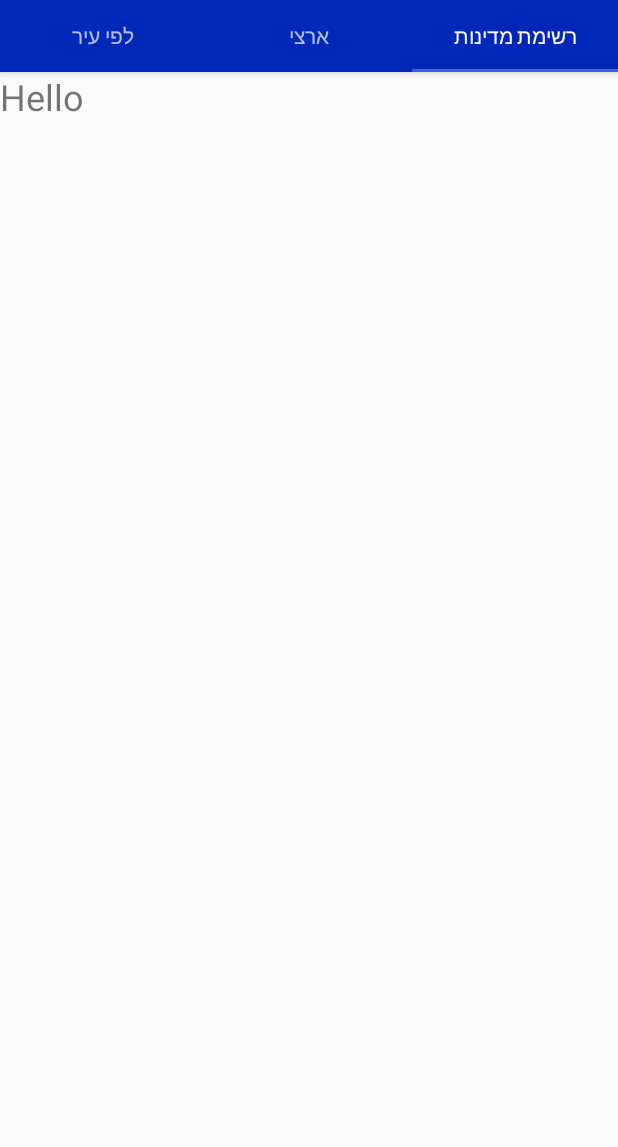
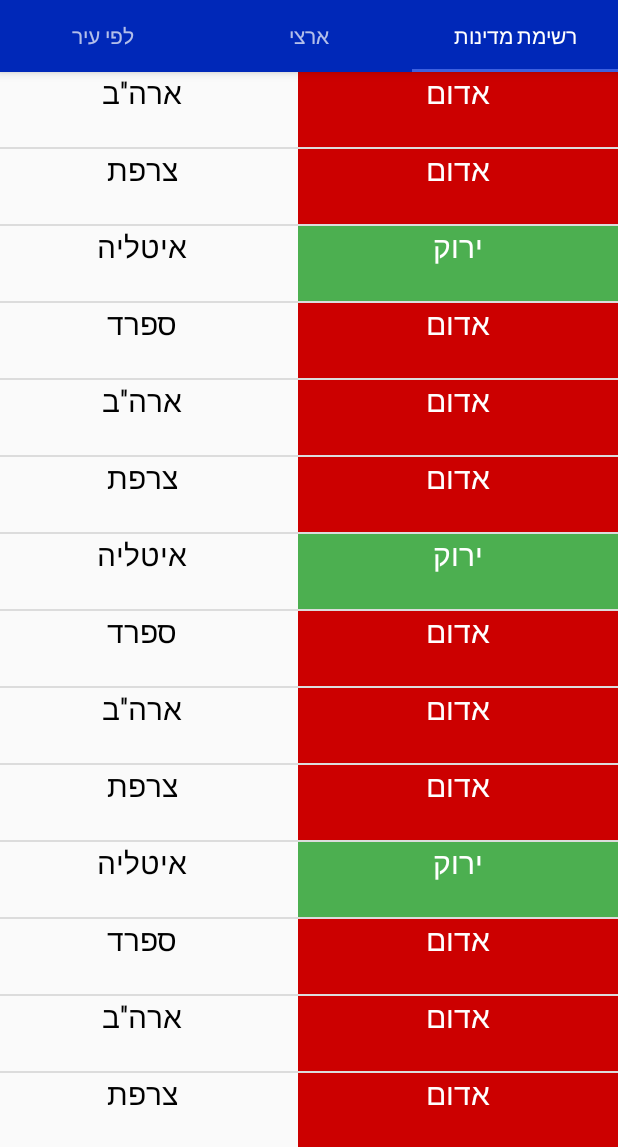
Before and after one commit to rubenrudov/Corona-stats-for-Israel, an Android app: the screen it shows after launch (MainActivity), tab 3 chosen, on a phone screen of 412 x 824 dp, the part 89-1236 px from its top. Run offline under Robolectric (Android 15) with nearby library versions, the phone set to English and light mode, and no system bars; our stand-ins replace Firebase (no records; nobody signed in at launch, a user with empty details on screens opened directly); 5 statements that could not run were skipped.

Commit message:
Add files via upload

```diff
--- a/src/main/java/com/coronacharts/appCurrentActivities/FragmentByCity.java
+++ b/src/main/java/com/coronacharts/appCurrentActivities/FragmentByCity.java
@@ -79,7 +79,7 @@ public class FragmentByCity extends Fragment {
                             String[] date = cityStats[0].getDate().split("-");
                             String format = date[2] + "/" + date[1] + "/" + date[0];
                             // Set stats in TextViews
-                            cityName.setText(cityStats[0].getCity_Name() + " נכון לתאריך: \n" + format);
+                            cityName.setText(cityStats[0].getCity_Name().replaceAll("שבט", "").replace("(", "").replace(")", "") + " נכון לתאריך: \n" + format);
                             vaccined.setText(cityStats[0].getCumulated_vaccinated());
                             verified.setText(cityStats[0].getCumulative_verified_cases());
                             recovered.setText(cityStats[0].getCumulated_recovered());
--- a/src/main/java/com/coronacharts/appCurrentActivities/FragmentRedCountries.java
+++ b/src/main/java/com/coronacharts/appCurrentActivities/FragmentRedCountries.java
@@ -4,6 +4,8 @@ import android.os.Bundle;
 
 import androidx.annotation.NonNull;
 import androidx.fragment.app.Fragment;
+import androidx.recyclerview.widget.DividerItemDecoration;
+import androidx.recyclerview.widget.LinearLayoutManager;
 import androidx.recyclerview.widget.RecyclerView;
 
 import android.util.Log;
@@ -16,16 +18,20 @@ import android.view.ViewGroup;
 import android.widget.Toast;
 
 import com.coronacharts.R;
+import com.coronacharts.handlers.CountriesAdapter;
+import com.coronacharts.models.Country;
 
 import java.util.ArrayList;
+import java.util.Objects;
 
 
 /**
  * Fragment for listing red and green countries with search and filter options.
  */
 public class FragmentRedCountries extends Fragment {
-    RecyclerView recyclerView;
-    // ArrayList<Object> countries;
+    private RecyclerView recyclerView;
+    private ArrayList<Country> countries;
+    private View view;
     public FragmentRedCountries() {
         // Required empty public constructor
     }
@@ -33,6 +39,35 @@ public class FragmentRedCountries extends Fragment {
     @Override
     public View onCreateView(LayoutInflater inflater, ViewGroup container,
                              Bundle savedInstanceState) {
-        return inflater.inflate(R.layout.fragment_red_countries, container, false);
+        view = inflater.inflate(R.layout.fragment_red_countries, container, false);
+        setElements();
+        return view;
+    }
+
+    private void setElements(){
+        recyclerView = view.findViewById(R.id.recyclerViewCountries);
+        // TODO: get countries by scraping the Excel file of red/green countries
+        countries = new ArrayList<>();
+        countries.add(new Country("ארה''ב", "אדום"));
+        countries.add(new Country("צרפת", "אדום"));
+        countries.add(new Country("איטליה", "ירוק"));
+        countries.add(new Country("ספרד", "אדום"));
+        countries.add(new Country("ארה''ב", "אדום"));
+        countries.add(new Country("צרפת", "אדום"));
+        countries.add(new Country("איטליה", "ירוק"));
+        countries.add(new Country("ספרד", "אדום"));
+        countries.add(new Country("ארה''ב", "אדום"));
+        countries.add(new Country("צרפת", "אדום"));
+        countries.add(new Country("איטליה", "ירוק"));
+        countries.add(new Country("ספרד", "אדום"));
+        countries.add(new Country("ארה''ב", "אדום"));
+        countries.add(new Country("צרפת", "אדום"));
+        countries.add(new Country("איטליה", "ירוק"));
+        countries.add(new Country("ספרד", "אדום"));
+        LinearLayoutManager linearLayoutManager = new LinearLayoutManager(getActivity());
+        recyclerView.setLayoutManager(linearLayoutManager);
+        DividerItemDecoration dividerItemDecoration = new DividerItemDecoration(recyclerView.getContext(), linearLayoutManager.getOrientation());
+        recyclerView.addItemDecoration(dividerItemDecoration);
+        recyclerView.setAdapter(new CountriesAdapter(getContext(), countries));
     }
 }
--- /dev/null
+++ b/src/main/java/com/coronacharts/handlers/CountriesAdapter.java
@@ -0,0 +1,60 @@
+package com.coronacharts.handlers;
+
+import android.content.Context;
+import android.view.LayoutInflater;
+import android.view.View;
+import android.view.ViewGroup;
+import android.widget.TextView;
+import androidx.annotation.NonNull;
+import androidx.recyclerview.widget.RecyclerView;
+import com.coronacharts.R;
+import com.coronacharts.models.Country;
+import java.util.ArrayList;
+
+public class CountriesAdapter extends RecyclerView.Adapter<CountriesAdapter.ViewHolder> {
+
+    private Context context;
+    private ArrayList<Country> countries;
+
+    public CountriesAdapter(Context context, ArrayList<Country> countries) {
+        this.context = context;
+        this.countries = countries;
+    }
+
+    @NonNull
+    @Override
+    public ViewHolder onCreateViewHolder(@NonNull ViewGroup parent, int viewType) {
+        if(viewType == 1){
+            return new CountriesAdapter.ViewHolder(LayoutInflater.from(context).inflate(R.layout.recycler_view_item_green, parent, false));
+        } else{
+            return new CountriesAdapter.ViewHolder(LayoutInflater.from(context).inflate(R.layout.recycler_view_item_red, parent, false));
+        }
+    }
+
+    @Override
+    public void onBindViewHolder(@NonNull ViewHolder viewHolder, int index) {
+        Country country = countries.get(index);
+        viewHolder.country.setText(country.getName());
+        viewHolder.statusOfCountry.setText(country.getStatus());
+    }
+
+    @Override
+    public int getItemCount() {
+        return countries.size();
+    }
+
+    @Override
+    public int getItemViewType(int index) {
+        String status = countries.get(index).getStatus();
+        return status.equals("ירוק") ? 1 : 0;
+    }
+
+    static class ViewHolder extends RecyclerView.ViewHolder {
+        TextView country, statusOfCountry;
+        ViewHolder(@NonNull View itemView) {
+            super(itemView);
+            country = itemView.findViewById(R.id.country);
+            statusOfCountry = itemView.findViewById(R.id.statusOfCountry);
+        }
+    }
+}
--- /dev/null
+++ b/src/main/java/com/coronacharts/models/Country.java
@@ -0,0 +1,39 @@
+package com.coronacharts.models;
+
+import com.google.android.gms.maps.model.LatLng;
+
+public class Country {
+    private String name;
+    private String status;
+    // private LatLng location; - Next versions...
+
+
+    public Country(String name, String status) {
+        this.name = name;
+        this.status = status;
+    }
+
+    public String getName() {
+        return name;
+    }
+
+    public void setName(String name) {
+        this.name = name;
+    }
+
+    public String getStatus() {
+        return status;
+    }
+
+    public void setStatus(String status) {
+        this.status = status;
+    }
+
+    @Override
+    public String toString() {
+        return "State{" +
+                "name='" + name + '\'' +
+                ", status='" + status + '\'' +
+                '}';
+    }
+}
--- a/src/main/res/layout/fragment_red_countries.xml
+++ b/src/main/res/layout/fragment_red_countries.xml
@@ -6,10 +6,10 @@
     android:layout_height="match_parent"
     tools:context=".appCurrentActivities.FragmentRedCountries">
 
-    <TextView
-        android:layout_width="wrap_content"
+    <androidx.recyclerview.widget.RecyclerView
+        android:id="@+id/recyclerViewCountries"
+        android:layout_width="match_parent"
         android:layout_height="wrap_content"
-        android:text="Hello"
         android:textSize="24sp"
         app:layout_constraintHorizontal_bias="0.0"
         app:layout_constraintLeft_toLeftOf="parent"
@@ -17,12 +17,3 @@
         app:layout_constraintTop_toTopOf="parent"
         />
 </androidx.constraintlayout.widget.ConstraintLayout>
-
-
-<!--
-
-
-        <androidx.recyclerview.widget.RecyclerView
-            android:layout_width="match_parent"
-            android:layout_height="wrap_content" />
--->
--- /dev/null
+++ b/src/main/res/layout/recycler_view_item_green.xml
@@ -0,0 +1,38 @@
+<?xml version="1.0" encoding="utf-8"?>
+<androidx.constraintlayout.widget.ConstraintLayout
+    xmlns:android="http://schemas.android.com/apk/res/android"
+    xmlns:tools="http://schemas.android.com/tools"
+    android:layout_width="match_parent"
+    xmlns:app="http://schemas.android.com/apk/res-auto"
+    android:layout_height="50dp">
+
+    <TextView
+        android:id="@+id/country"
+        android:layout_width="187dp"
+        android:layout_height="match_parent"
+        app:layout_constraintBottom_toBottomOf="parent"
+        app:layout_constraintHorizontal_bias="0.007"
+        app:layout_constraintLeft_toLeftOf="parent"
+        app:layout_constraintRight_toRightOf="parent"
+        app:layout_constraintTop_toTopOf="parent"
+        android:textSize="20sp"
+        android:textColor="@android:color/black"
+        android:textAlignment="center"
+        app:layout_constraintVertical_bias="0.0" />
+
+    <TextView
+        android:id="@+id/statusOfCountry"
+        android:layout_width="213dp"
+        android:layout_height="match_parent"
+        app:layout_constraintBottom_toBottomOf="parent"
+        app:layout_constraintHorizontal_bias="1.0"
+        app:layout_constraintLeft_toLeftOf="parent"
+        app:layout_constraintRight_toRightOf="parent"
+        app:layout_constraintTop_toTopOf="parent"
+        android:background="#4CAF50"
+        android:textAlignment="center"
+        android:textSize="20sp"
+        android:textColor="@android:color/white"
+        app:layout_constraintVertical_bias="0.0" />
+
+</androidx.constraintlayout.widget.ConstraintLayout>
--- /dev/null
+++ b/src/main/res/layout/recycler_view_item_red.xml
@@ -0,0 +1,38 @@
+<?xml version="1.0" encoding="utf-8"?>
+<androidx.constraintlayout.widget.ConstraintLayout
+    xmlns:android="http://schemas.android.com/apk/res/android"
+    xmlns:tools="http://schemas.android.com/tools"
+    android:layout_width="match_parent"
+    xmlns:app="http://schemas.android.com/apk/res-auto"
+    android:layout_height="50dp">
+
+    <TextView
+        android:id="@+id/country"
+        android:layout_width="187dp"
+        android:layout_height="match_parent"
+        app:layout_constraintBottom_toBottomOf="parent"
+        app:layout_constraintHorizontal_bias="0.007"
+        app:layout_constraintLeft_toLeftOf="parent"
+        app:layout_constraintRight_toRightOf="parent"
+        app:layout_constraintTop_toTopOf="parent"
+        android:textAlignment="center"
+        android:textSize="20sp"
+        android:textColor="@android:color/black"
+        app:layout_constraintVertical_bias="0.0" />
+
+    <TextView
+        android:id="@+id/statusOfCountry"
+        android:layout_width="213dp"
+        android:layout_height="match_parent"
+        app:layout_constraintBottom_toBottomOf="parent"
+        app:layout_constraintHorizontal_bias="1.0"
+        app:layout_constraintLeft_toLeftOf="parent"
+        app:layout_constraintRight_toRightOf="parent"
+        app:layout_constraintTop_toTopOf="parent"
+        android:background="@android:color/holo_red_dark"
+        android:textSize="20sp"
+        android:textColor="@android:color/white"
+        android:textAlignment="center"
+        app:layout_constraintVertical_bias="0.0" />
+
+</androidx.constraintlayout.widget.ConstraintLayout>
```
